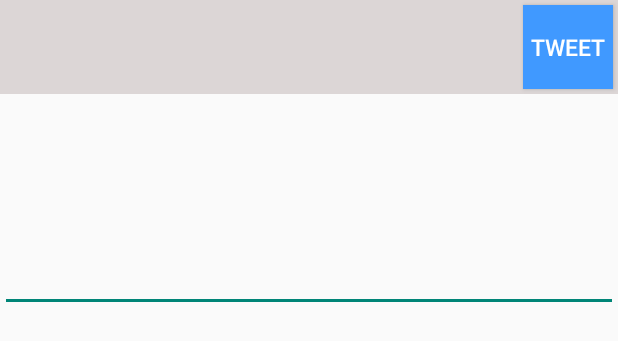
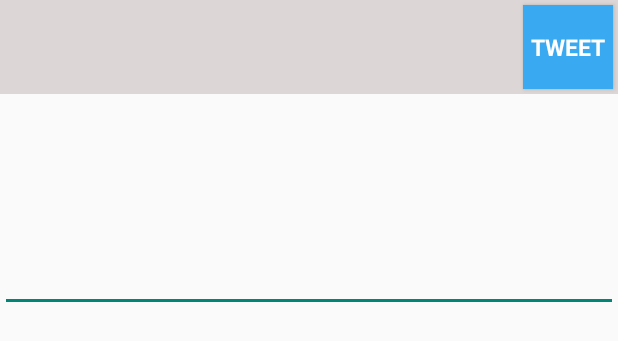
Before and after one commit to priyam/SimpleTwitterClient, an Android app: the layout fragment_compose_tweet.xml on its own in the app's theme, with its tools: preview values and no code run, on a phone screen of 412 x 824 dp. Shown: the top 341 px of the screen. Run offline under Robolectric (Android 15) with nearby library versions, the phone set to English and light mode, and no system bars.

```diff
--- a/app/src/main/java/com/pc/apps/simpletweets/activities/TimelineActivity.java
+++ b/app/src/main/java/com/pc/apps/simpletweets/activities/TimelineActivity.java
@@ -1,5 +1,6 @@
 package com.pc.apps.simpletweets.activities;
 
+import android.graphics.Color;
 import android.support.v4.app.FragmentManager;
 import android.support.v4.widget.SwipeRefreshLayout;
 import android.support.v7.app.ActionBarActivity;
@@ -64,6 +65,7 @@ public class TimelineActivity extends ActionBarActivity implements ComposeTweetD
 
     // Set a ToolBar to replace the ActionBar.
         Toolbar toolbar = (Toolbar) findViewById(R.id.toolbar);
+        toolbar.setTitleTextColor(Color.WHITE);
         setSupportActionBar(toolbar);
 
         lvTweets = (ListView) findViewById(R.id.lvTweets);
--- a/app/src/main/res/layout/activity_timeline.xml
+++ b/app/src/main/res/layout/activity_timeline.xml
@@ -14,7 +14,8 @@
         android:minHeight="?attr/actionBarSize"
         android:layout_width="match_parent"
         android:layout_height="wrap_content"
-        android:background="#4099FF">
+        android:background="#39A9F2"
+        >
     </android.support.v7.widget.Toolbar>
 
     <ListView
--- a/app/src/main/res/layout/fragment_compose_tweet.xml
+++ b/app/src/main/res/layout/fragment_compose_tweet.xml
@@ -18,6 +18,7 @@
 
 
         <ImageView
+            android:layout_margin="5dp"
             android:layout_width="60dp"
             android:layout_height="match_parent"
             android:id="@+id/ivUserPic"
@@ -28,6 +29,7 @@
             android:orientation="vertical"
             android:layout_width="wrap_content"
             android:layout_height="match_parent"
+            android:padding="5dp"
             >
             <TextView
                 android:layout_width="wrap_content"
@@ -62,8 +64,10 @@
                 android:layout_width="60dp"
                 android:layout_height="?attr/actionBarSize"
                 android:id="@+id/iBtnPostTweet"
-                android:background="#4099FF"
-                android:text="TWEET"
+                android:background="#39A9F2"
+                android:text="Tweet"
+                android:typeface="sans"
+                android:textStyle="bold"
                 style="@style/ButtonText"
                 android:layout_alignParentTop="true"
                 android:layout_alignParentRight="true"
--- a/app/src/main/res/menu/menu_timeline.xml
+++ b/app/src/main/res/menu/menu_timeline.xml
@@ -1,7 +1,8 @@
 <menu xmlns:android="http://schemas.android.com/apk/res/android"
     xmlns:app="http://schemas.android.com/apk/res-auto"
     xmlns:tools="http://schemas.android.com/tools"
-    tools:context="com.pc.apps.simpletweets.activities.TimelineActivity">
+    tools:context="com.pc.apps.simpletweets.activities.TimelineActivity"
+    >
     <item android:id="@+id/action_settings" android:title="@string/action_settings"
         android:orderInCategory="100" app:showAsAction="never" />
     <item
--- a/app/src/main/res/values/strings.xml
+++ b/app/src/main/res/values/strings.xml
@@ -2,10 +2,8 @@
 <resources>
 
     <string name="app_name">Simple Twitter App</string>
-    <string name="login_label">Connect to Twitter</string>
+    <string name="login_label">Login</string>
     <string name="title_activity_timeline">Home Timeline</string>
-
-    <string name="hello_world">Hello world!</string>
     <string name="action_settings">Settings</string>
     <string name="title_activity_compose_tweet">Compose Tweet</string>
     <string name="Tweet">TWEET</string>
--- a/app/src/main/res/values/styles.xml
+++ b/app/src/main/res/values/styles.xml
@@ -16,6 +16,7 @@
     <style name="AppTheme" parent="Theme.AppCompat.Light.NoActionBar">
     </style>
 
+
     <style name="ButtonText">
         <item name="android:layout_width">wrap_content</item>
         <item name="android:layout_height">wrap_content</item>
```
Also changed, not shown: app/src/main/java/com/pc/apps/simpletweets/models/Tweet.java (+19 -1 lines), app/src/main/res/layout/activity_login.xml (+18 -2 lines).
